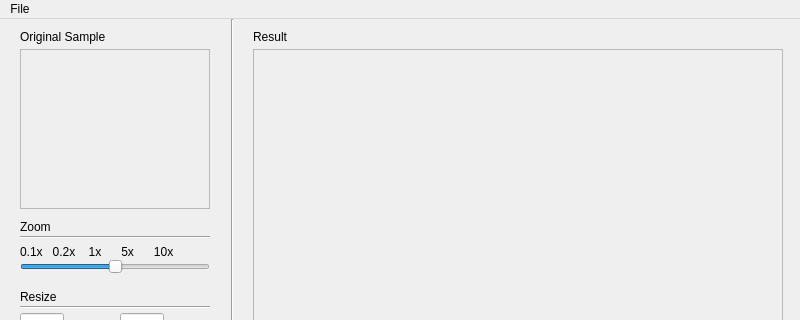
The window that trab1/mainwindow.ui (julioce/CompGraf) describes before a commit, drawn with Qt 5; both pictures show x 0 to 800 and y 0 to 320 of the 800 by 600 pixel window.
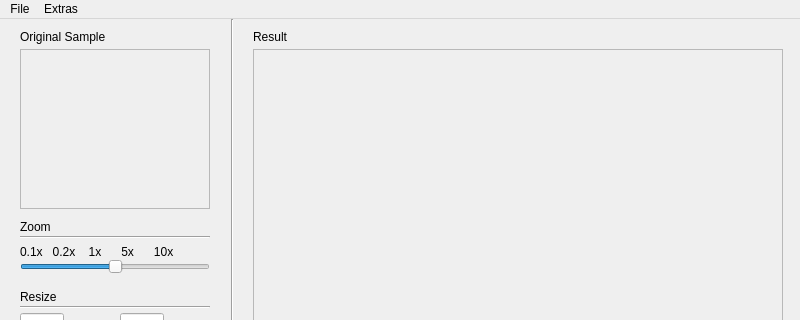
The same window after the commit. Icons and pictures are not drawn.

```diff
--- a/trab1/mainwindow.ui
+++ b/trab1/mainwindow.ui
@@ -730,7 +730,7 @@
      <x>0</x>
      <y>0</y>
      <width>800</width>
-     <height>25</height>
+     <height>22</height>
     </rect>
    </property>
    <widget class="QMenu" name="menuFile">
@@ -740,7 +740,14 @@
     <addaction name="actionOpenFile"/>
     <addaction name="actionExit"/>
    </widget>
+   <widget class="QMenu" name="menuExtras">
+    <property name="title">
+     <string>Extras</string>
+    </property>
+    <addaction name="actionEffects"/>
+   </widget>
    <addaction name="menuFile"/>
+   <addaction name="menuExtras"/>
   </widget>
   <action name="actionOpenFile">
    <property name="text">
```
Left out of the diff: 8 changed lines with no effect on the pictures.
